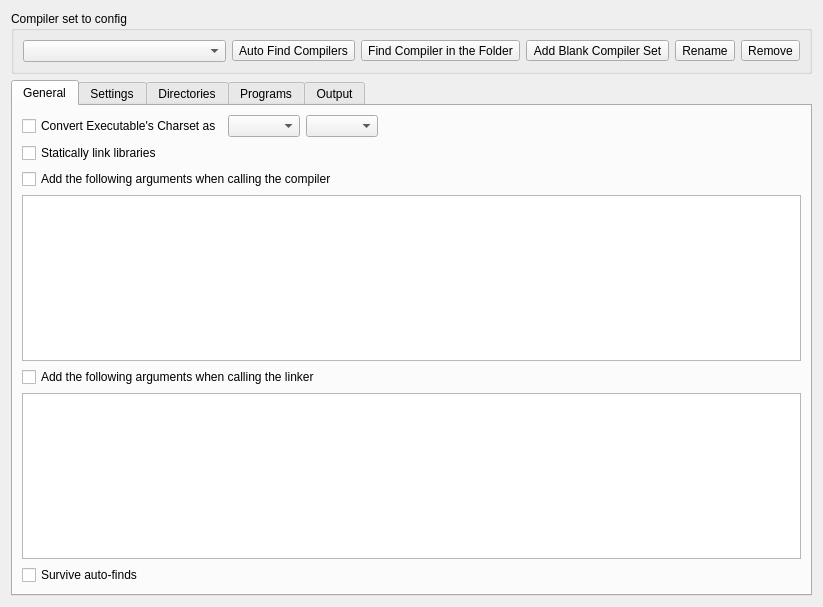
The window that RedPandaIDE/settingsdialog/compilersetoptionwidget.ui (royqh1979/RedPanda-CPP) describes before a commit, drawn with Qt 5.
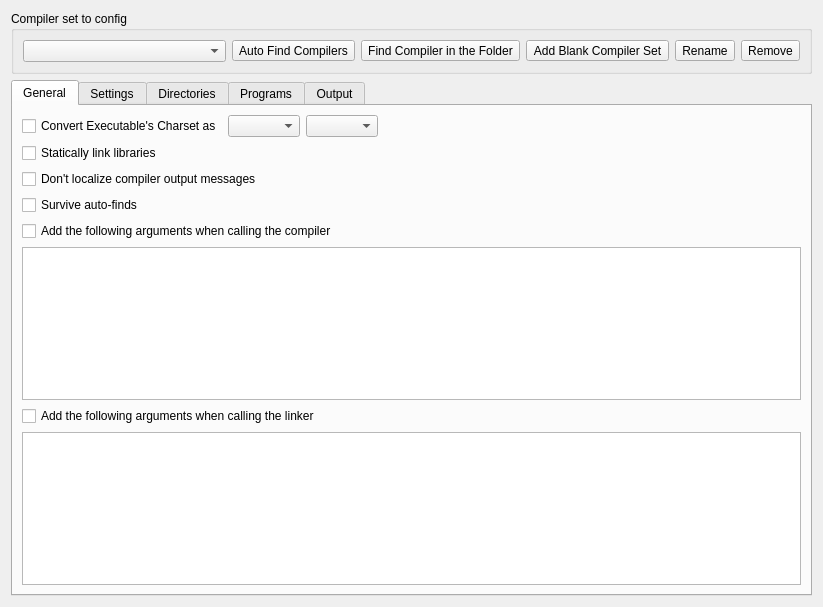
The same window after the commit. The open tabs and pages were chosen to show the change. Custom widgets are drawn as their Qt base class.

Commit message: - Enhancement: New option for compiler set "Don't localize gcc output messages"

```diff
--- a/RedPandaIDE/settingsdialog/compilersetoptionwidget.ui
+++ b/RedPandaIDE/settingsdialog/compilersetoptionwidget.ui
@@ -146,6 +146,20 @@
          </property>
         </widget>
        </item>
+       <item>
+        <widget class="QCheckBox" name="chkForceEnglishOutput">
+         <property name="text">
+          <string>Don't localize compiler output messages</string>
+         </property>
+        </widget>
+       </item>
+       <item>
+        <widget class="QCheckBox" name="chkPersistInAutoFind">
+         <property name="text">
+          <string>Survive auto-finds</string>
+         </property>
+        </widget>
+       </item>
        <item>
         <widget class="QCheckBox" name="chkUseCustomCompilerParams">
          <property name="text">
@@ -166,13 +180,6 @@
        <item>
         <widget class="QPlainTextEdit" name="txtCustomLinkParams"/>
        </item>
-       <item>
-        <widget class="QCheckBox" name="chkPersistInAutoFind">
-         <property name="text">
-          <string>Survive auto-finds</string>
-         </property>
-        </widget>
-       </item>
       </layout>
      </widget>
      <widget class="QWidget" name="tabSettings">
```
Left out of the diff: 6 changed lines with no effect on the pictures. The commit also changes 11 other files.
